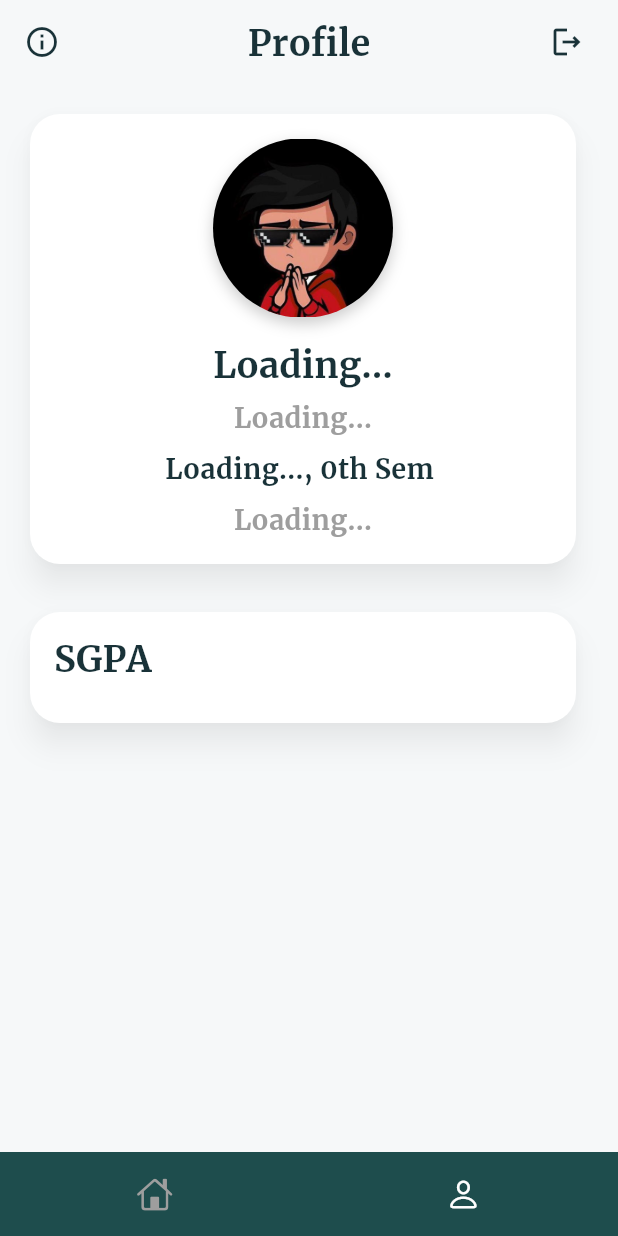
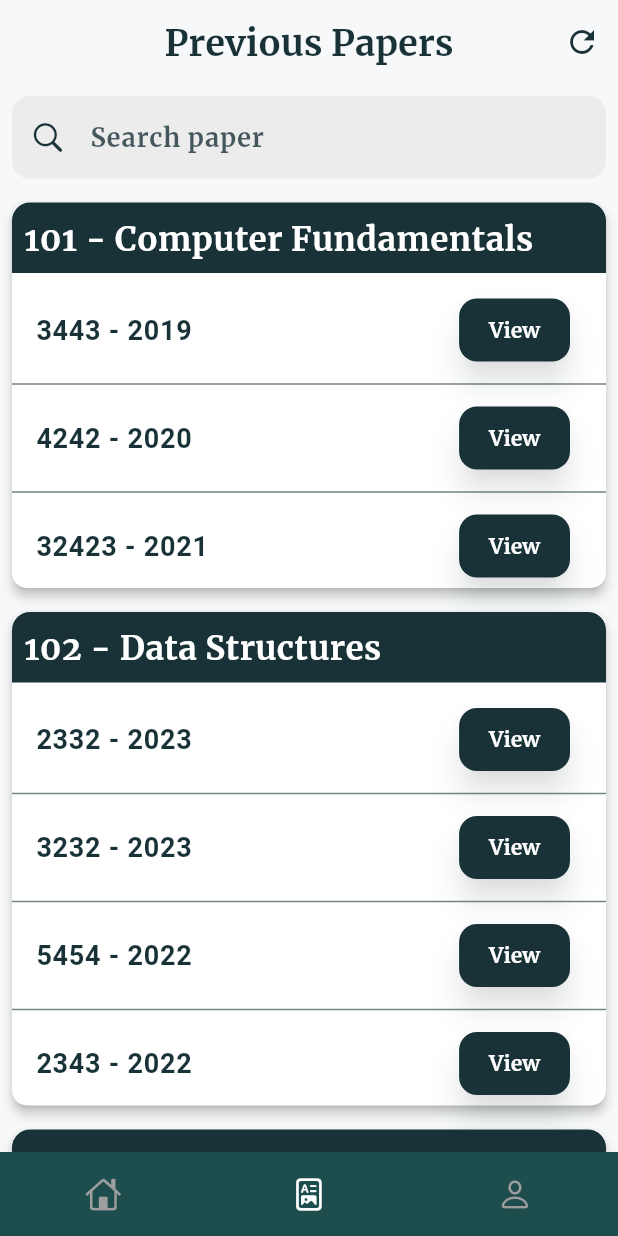
Before and after one commit to HELLFIRE-NILESH/class_hub, a Flutter app: the NavView screen opened directly, swiped to page 2, on a phone screen of 412 x 824 dp. Run offline on Flutter 3.47's test engine with Material 3 defaults, Android fonts, the light colour scheme and no system bars; drawn by our look-alikes of flutter_snake_navigationbar; our stand-ins replace flutter_dotenv, flutter_secure_storage; accounts and stored records are empty.

Commit message:
previos paper page added

```diff
--- a/lib/api_data/login.dart
+++ b/lib/api_data/login.dart
@@ -4,7 +4,7 @@ import 'package:flutter/material.dart';
 import 'package:http/http.dart' as http;
 import 'package:flutter_secure_storage/flutter_secure_storage.dart';
 import 'package:path_provider/path_provider.dart';
-import '../pages/loginPage.dart';
+import '../pages/userPage/loginPage.dart';
 import 'initialData.dart';
 import 'subData.dart';
 import 'userInfo.dart';
--- a/lib/api_data/userInfo.dart
+++ b/lib/api_data/userInfo.dart
@@ -36,7 +36,7 @@ Future<List<Map<String, dynamic>>> fetchDataFromApi(String rollNo) async {
       return [];
     }
 
-    final url = Uri.http(baseUrl, '$path$rollNo');
+    final url = Uri.http(baseUrl, '/api/auth/$rollNo');
     print('Fetching data from URL: $url');
 
     final token = await storage.read(key: 'jwt_token');
@@ -56,8 +56,8 @@ Future<List<Map<String, dynamic>>> fetchDataFromApi(String rollNo) async {
 
     if (response.statusCode == 200) {
       final data = json.decode(response.body);
-      if (data is List) {
-        return List<Map<String, dynamic>>.from(data);
+      if (data is Map<String, dynamic>) {
+        return [data];
       } else {
         print('Unexpected data format: $data');
         return [];
--- a/lib/main.dart
+++ b/lib/main.dart
@@ -7,7 +7,7 @@ import 'package:flutter_secure_storage/flutter_secure_storage.dart';
 import 'api_data/initialData.dart';
 import 'api_data/subData.dart';
 import 'nav/navbar.dart';
-import 'pages/loginPage.dart';
+import 'pages/userPage/loginPage.dart';
 import 'theme/themeData.dart';
 
 final storage = FlutterSecureStorage();
--- a/lib/nav/navbar.dart
+++ b/lib/nav/navbar.dart
@@ -1,5 +1,6 @@
 import 'package:class_hub/pages/homePage.dart';
-import 'package:class_hub/pages/userProfile.dart';
+import 'package:class_hub/pages/samplePaper/paperPage.dart';
+import 'package:class_hub/pages/userPage/userProfile.dart';
 import 'package:flutter/cupertino.dart';
 import 'package:flutter/material.dart';
 import 'package:flutter_snake_navigationbar/flutter_snake_navigationbar.dart';
@@ -45,6 +46,7 @@ class _NavViewState extends State<NavView> {
         },
         items: const [
           BottomNavigationBarItem(icon: Icon(CupertinoIcons.home)),
+          BottomNavigationBarItem(icon: Icon(CupertinoIcons.doc_richtext)),
           BottomNavigationBarItem(icon: Icon(CupertinoIcons.person)),
         ],
       ),
@@ -57,6 +59,7 @@ class _NavViewState extends State<NavView> {
         },
         children: const [
           HomePage(),
+          PreviousPaper(),
           UserProfile(),
         ],
       ),
--- /dev/null
+++ b/lib/pages/samplePaper/paperPage.dart
@@ -0,0 +1,165 @@
+import 'package:flutter/cupertino.dart';
+import 'package:flutter/material.dart';
+import 'package:url_launcher/url_launcher.dart';
+
+class PreviousPaper extends StatefulWidget {
+  const PreviousPaper({super.key});
+
+  @override
+  State<PreviousPaper> createState() => _PreviousPaperState();
+}
+
+class _PreviousPaperState extends State<PreviousPaper> {
+  TextEditingController searchController = TextEditingController();
+  List<Map<String, dynamic>> papers = [
+    {
+      "subjectCode": "101",
+      "subjectName": "Computer Fundamentals",
+      "papers": ["3443 - 2019", "4242 - 2020", "32423 - 2021"],
+    },
+    {
+      "subjectCode": "102",
+      "subjectName": "Data Structures",
+      "papers": ["2332 - 2023", "3232 - 2023", "5454 - 2022", "2343 - 2022"],
+    },
+    {
+      "subjectCode": "104",
+      "subjectName": "DBMS",
+      "papers": ["3443 - 2019", "4242 - 2020", "32423 - 2021"],
+    },
+    {
+      "subjectCode": "105",
+      "subjectName": "DSA",
+      "papers": ["2332 - 2023", "3232 - 2023", "5454 - 2022", "2343 - 2022"],
+    },
+  ];
+
+  void _launchURL(String url) async {
+    Uri uri = Uri.parse(url);
+    try {
+      await launchUrl(uri, mode: LaunchMode.externalApplication);
+    } catch (e) {
+      print('Could not launch $url: $e');
+    }
+  }
+
+  @override
+  Widget build(BuildContext context) {
+    return Scaffold(
+      appBar: AppBar(
+        title: const Text("Previous Papers"),
+        actions: [
+          IconButton(
+            icon: const Icon(Icons.refresh),
+            onPressed: () {
+              setState(() {
+                searchController.clear();
+              });
+            },
+          ),
+        ],
+      ),
+      body: Column(
+        children: [
+          Padding(
+            padding: const EdgeInsets.all(8.0),
+            child: TextField(
+              controller: searchController,
+              style: const TextStyle(fontSize: 18),
+              onChanged: (value) => setState(() {}),
+              decoration: InputDecoration(
+                labelText: 'Search paper',
+                hintText: 'Search by subject code or subject name',
+                prefixIcon: const Icon(CupertinoIcons.search),
+                suffixIcon: searchController.text.isNotEmpty
+                    ? IconButton(
+                  icon: const Icon(CupertinoIcons.clear),
+                  onPressed: () {
+                    searchController.clear();
+                    setState(() {});
+                  },
+                )
+                    : null,
+                border: OutlineInputBorder(
+                  borderRadius: BorderRadius.circular(8.0),
+                ),
+              ),
+            ),
+          ),
+          Expanded(
+            child: ListView.builder(
+              itemCount: papers.length,
+              itemBuilder: (context, index) {
+                final subject = papers[index];
+                String query = searchController.text.toLowerCase();
+
+                // Check if the search query matches either subject code or subject name
+                bool matches = subject["subjectCode"].toLowerCase().contains(query) ||
+                    subject["subjectName"].toLowerCase().contains(query);
+
+                if (!matches) {
+                  return const SizedBox(); // Return an empty widget if no match
+                }
+
+                return Card(
+                  margin: const EdgeInsets.all(8.0),
+                  elevation: 3,
+                  shape: RoundedRectangleBorder(
+                    borderRadius: BorderRadius.circular(10),
+                  ),
+                  child: Column(
+                    crossAxisAlignment: CrossAxisAlignment.start,
+                    children: [
+                      Container(
+                        width: double.infinity,
+                        decoration: const BoxDecoration(
+                          color: Color(0xFF193238),
+                          borderRadius: BorderRadius.only(
+                            topLeft: Radius.circular(12),
+                            topRight: Radius.circular(12),
+                          ),
+                        ),
+                        child: Padding(
+                          padding: const EdgeInsets.all(8.0),
+                          child: Text(
+                            "${subject["subjectCode"]} - ${subject["subjectName"]}",
+                            style: const TextStyle(
+                              fontSize: 22,
+                              fontWeight: FontWeight.bold,
+                              color: Colors.white,
+                            ),
+                          ),
+                        ),
+                      ),
+                      const SizedBox(height: 10),
+                      ListView.separated(
+                        shrinkWrap: true,
+                        physics: const NeverScrollableScrollPhysics(),
+                        itemCount: subject["papers"].length,
+                        separatorBuilder: (context, _) => const Divider(),
+                        itemBuilder: (context, paperIndex) {
+                          final paper = subject["papers"][paperIndex];
+                          return ListTile(
+                            title: Text(
+                              paper,
+                              style: const TextStyle(fontSize: 18),
+                            ),
+                            trailing: ElevatedButton(
+                              onPressed: () => _launchURL(
+                                  "https://drive.google.com/file/d/1-Fq2-gLXddEj0eEu8cWoLoC8bgidScw1/view?usp=sharing"),
+                              child: const Text("View"),
+                            ),
+                          );
+                        },
+                      ),
+                    ],
+                  ),
+                );
+              },
+            ),
+          ),
+        ],
+      ),
+    );
+  }
+}
--- a/lib/pages/subjectPages/assignmentPage.dart
+++ b/lib/pages/subjectPages/assignmentPage.dart
@@ -84,7 +84,6 @@ class _AssignmentPageState extends State<AssignmentPage> {
     return Scaffold(
       appBar: AppBar(
         title: Text('Assignments - ${widget.subjectId}'),
-        centerTitle: true,
         leading: IconButton(
           onPressed: () {
             Navigator.pop(context);
--- a/lib/pages/subjectPages/docPage.dart
+++ b/lib/pages/subjectPages/docPage.dart
@@ -42,6 +42,8 @@ class _docPageState extends State<docPage> {
 
     for (var site in sites) {
       String title = site['type'];
+      print(site['link']);
+
       if (grouped.containsKey(title)) {
         grouped[title]?.add(site);
       } else {
@@ -81,6 +83,7 @@ class _docPageState extends State<docPage> {
       setState(() {
         isRefreshing =
         false;
+
       });
       print('Error refreshing assignments: $error');
     }
--- a/lib/pages/subjectPages/refPage.dart
+++ b/lib/pages/subjectPages/refPage.dart
@@ -187,8 +187,6 @@ class _refPageState extends State<refPage> {
                                         fontSize: 18,
                                         wordSpacing: 2,
                                       ),
-                                      maxLines: 2,
-                                      overflow: TextOverflow.ellipsis,
                                     ),
                                   ],
                                 ),
@@ -196,6 +194,7 @@ class _refPageState extends State<refPage> {
                               SizedBox(width: 5),
                               ElevatedButton(
                                 onPressed: () => _launchURL(site['link']),
+
                                 child: Text("Visit"),
                               ),
                             ],
--- a/lib/pages/loginPage.dart
+++ b/lib/pages/userPage/loginPage.dart
@@ -1,6 +1,6 @@
 import 'package:flutter/material.dart';
-import '../api_data/login.dart';
-import '../nav/navbar.dart';
+import '../../api_data/login.dart';
+import '../../nav/navbar.dart';
 import 'package:flutter/services.dart';
 
 class UpperCaseTextFormatter extends TextInputFormatter {
--- a/lib/pages/userProfile.dart
+++ b/lib/pages/userPage/userProfile.dart
@@ -3,9 +3,9 @@ import 'package:class_hub/pages/creditPage.dart';
 import 'package:flutter/cupertino.dart';
 import 'package:flutter/material.dart';
 import 'package:class_hub/api_data/userInfo.dart';
-import '../widgets/userProfile/backLogCard.dart';
-import '../widgets/userProfile/profileCard.dart';
-import '../widgets/userProfile/resultCard.dart';
+import '../../widgets/userProfile/backLogCard.dart';
+import '../../widgets/userProfile/profileCard.dart';
+import '../../widgets/userProfile/resultCard.dart';
 import 'package:class_hub/theme/themeData.dart';
 
 class UserProfile extends StatefulWidget {
--- a/lib/widgets/homePage/subjectCard.dart
+++ b/lib/widgets/homePage/subjectCard.dart
@@ -1,4 +1,4 @@
-import 'package:class_hub/pages/subjectDetailed.dart';
+import 'package:class_hub/pages/subjectPages/subjectDetailed.dart';
 import 'package:flutter/material.dart';
 
 class SubjectCard extends StatelessWidget {
```
Also changed, not shown: lib/pages/subjectPages/subjectDetailed.dart (renamed from lib/pages/subjectDetailed.dart, +5 -5 lines).
